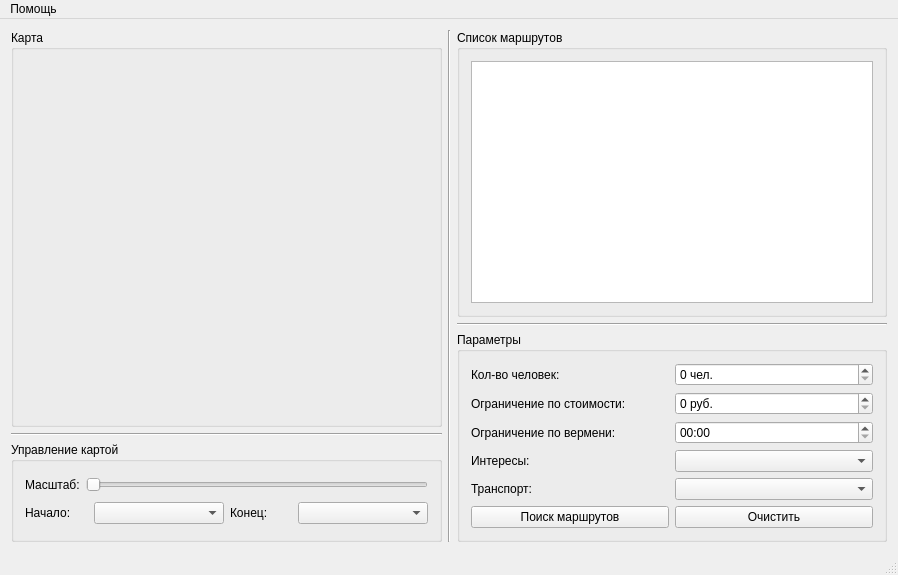
LepilkinaElena/EasyRouting, file mainwindow.ui: the form before one commit.
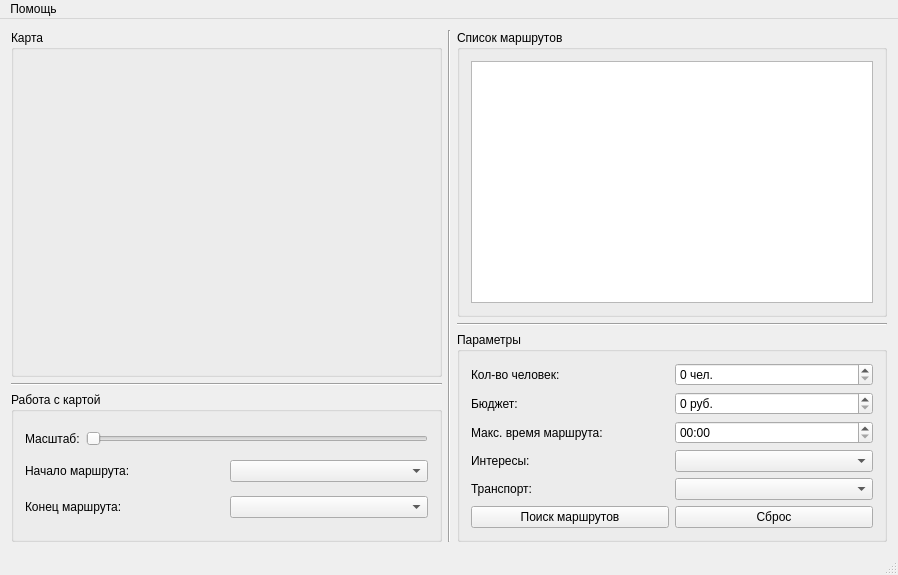
The form after the commit.

Commit message: Новые названия в интерфейсе

```diff
--- a/mainwindow.ui
+++ b/mainwindow.ui
@@ -43,11 +43,11 @@
         <property name="maximumSize">
          <size>
           <width>16777215</width>
-          <height>100</height>
+          <height>150</height>
          </size>
         </property>
         <property name="title">
-         <string>Управление картой</string>
+         <string>Работа с картой</string>
         </property>
         <layout class="QVBoxLayout" name="verticalLayout_5">
          <item>
@@ -73,7 +73,7 @@
            <item>
             <widget class="QLabel" name="label_7">
              <property name="text">
-              <string>Начало:</string>
+              <string>Начало маршрута:</string>
              </property>
             </widget>
            </item>
@@ -87,10 +87,20 @@
              </property>
             </widget>
            </item>
+          </layout>
+         </item>
+         <item>
+          <layout class="QHBoxLayout" name="horizontalLayout_12">
+           <property name="leftMargin">
+            <number>0</number>
+           </property>
+           <property name="topMargin">
+            <number>0</number>
+           </property>
            <item>
             <widget class="QLabel" name="label_8">
              <property name="text">
-              <string>Конец:</string>
+              <string>Конец маршрута:</string>
              </property>
             </widget>
            </item>
@@ -174,7 +184,7 @@
            <item>
             <widget class="QLabel" name="label_2">
              <property name="text">
-              <string>Ограничение по стоимости:</string>
+              <string>Бюджет:</string>
              </property>
             </widget>
            </item>
@@ -195,7 +205,7 @@
            <item>
             <widget class="QLabel" name="label_3">
              <property name="text">
-              <string>Ограничение по вермени:</string>
+              <string>Макс. время маршрута:</string>
              </property>
             </widget>
            </item>
@@ -248,7 +258,7 @@
            <item>
             <widget class="QPushButton" name="pushButton">
              <property name="text">
-              <string>Очистить</string>
+              <string>Сброс</string>
              </property>
             </widget>
            </item>
```
